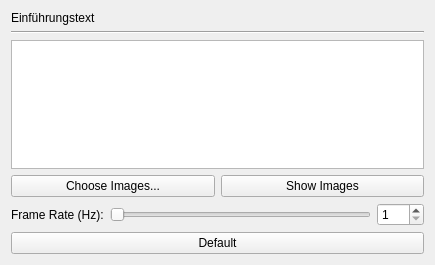
Above: demo/src/ui/images.ui from Tinkerforge/blinkenlights before the change. Below: the same form after it.
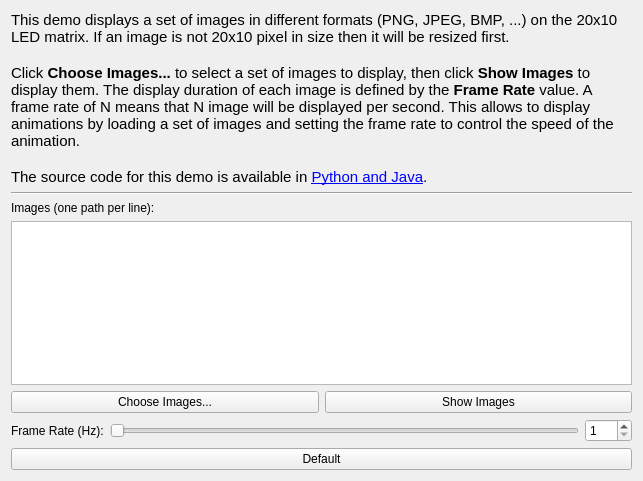
That is the form after the change.

Commit message: demo: Add help text to each tab

```diff
--- a/demo/src/ui/images.ui
+++ b/demo/src/ui/images.ui
@@ -6,8 +6,8 @@
    <rect>
     <x>0</x>
     <y>0</y>
-    <width>435</width>
-    <height>265</height>
+    <width>643</width>
+    <height>481</height>
    </rect>
   </property>
   <property name="windowTitle">
@@ -16,8 +16,31 @@
   <layout class="QVBoxLayout" name="verticalLayout">
    <item>
     <widget class="QLabel" name="label">
+     <property name="sizePolicy">
+      <sizepolicy hsizetype="MinimumExpanding" vsizetype="MinimumExpanding">
+       <horstretch>0</horstretch>
+       <verstretch>1</verstretch>
+      </sizepolicy>
+     </property>
      <property name="text">
-      <string>Einführungstext</string>
+      <string>&lt;!DOCTYPE HTML PUBLIC &quot;-//W3C//DTD HTML 4.0//EN&quot; &quot;http://www.w3.org/TR/REC-html40/strict.dtd&quot;&gt;
+&lt;html&gt;&lt;head&gt;&lt;meta name=&quot;qrichtext&quot; content=&quot;1&quot; /&gt;&lt;style type=&quot;text/css&quot;&gt;
+p, li { white-space: pre-wrap; }
+&lt;/style&gt;&lt;/head&gt;&lt;body style=&quot; font-family:'Ubuntu'; font-size:11pt; font-weight:400; font-style:normal;&quot;&gt;
+&lt;p style=&quot; margin-top:0px; margin-bottom:0px; margin-left:0px; margin-right:0px; -qt-block-indent:0; text-indent:0px;&quot;&gt;This demo displays a set of images in different formats (PNG, JPEG, BMP, ...) on the 20x10 LED matrix. If an image is not 20x10 pixel in size then it will be resized first.&lt;/p&gt;
+&lt;p style=&quot;-qt-paragraph-type:empty; margin-top:0px; margin-bottom:0px; margin-left:0px; margin-right:0px; -qt-block-indent:0; text-indent:0px;&quot;&gt;&lt;/p&gt;
+&lt;p style=&quot; margin-top:0px; margin-bottom:0px; margin-left:0px; margin-right:0px; -qt-block-indent:0; text-indent:0px;&quot;&gt;Click &lt;span style=&quot; font-weight:600;&quot;&gt;Choose Images...&lt;/span&gt; to select a set of images to display, then click &lt;span style=&quot; font-weight:600;&quot;&gt;Show Images&lt;/span&gt; to display them. The display duration of each image is defined by the &lt;span style=&quot; font-weight:600;&quot;&gt;Frame Rate&lt;/span&gt; value. A frame rate of N means that N image will be displayed per second. This allows to display animations by loading a set of images and setting the frame rate to control the speed of the animation.&lt;/p&gt;
+&lt;p style=&quot;-qt-paragraph-type:empty; margin-top:0px; margin-bottom:0px; margin-left:0px; margin-right:0px; -qt-block-indent:0; text-indent:0px;&quot;&gt;&lt;/p&gt;
+&lt;p style=&quot; margin-top:0px; margin-bottom:0px; margin-left:0px; margin-right:0px; -qt-block-indent:0; text-indent:0px;&quot;&gt;The source code for this demo is available in &lt;a href=&quot;http://www.tinkerforge.com/en/doc/Kits/Blinkenlights/Blinkenlights.html#display-images&quot;&gt;&lt;span style=&quot; text-decoration: underline; color:#0000ff;&quot;&gt;Python and Java&lt;/span&gt;&lt;/a&gt;.&lt;/p&gt;&lt;/body&gt;&lt;/html&gt;</string>
+     </property>
+     <property name="alignment">
+      <set>Qt::AlignLeading|Qt::AlignLeft|Qt::AlignTop</set>
+     </property>
+     <property name="wordWrap">
+      <bool>true</bool>
+     </property>
+     <property name="openExternalLinks">
+      <bool>true</bool>
      </property>
     </widget>
    </item>
@@ -28,6 +51,13 @@
      </property>
     </widget>
    </item>
+   <item>
+    <widget class="QLabel" name="label_3">
+     <property name="text">
+      <string>Images (one path per line):</string>
+     </property>
+    </widget>
+   </item>
    <item>
     <widget class="QTextEdit" name="text_edit_files"/>
    </item>
```
The commit also changes 6 other files.
